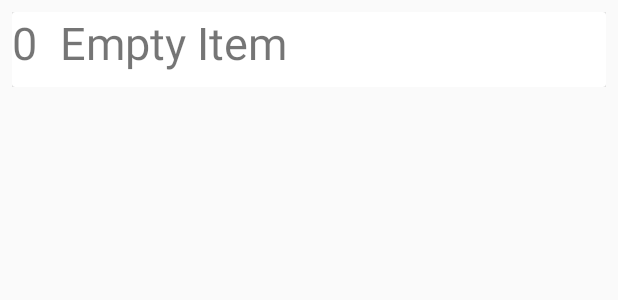
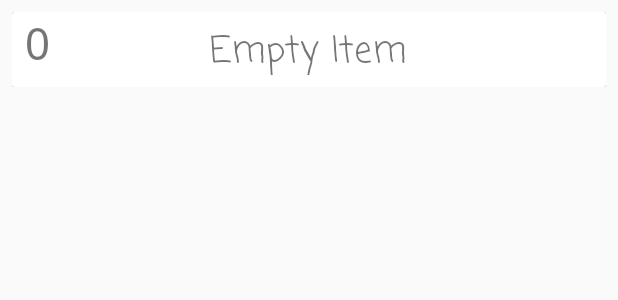
Before and after one commit to PeretsPasha/GroceryList, an Android app: the layout grocery_item.xml on its own in the app's theme, with its tools: preview values and no code run, on a phone screen of 412 x 824 dp. Shown: the top 300 px of the screen. Run offline under Robolectric (Android 15) with nearby library versions, the phone set to English and light mode, and no system bars.

Commit message:
some visual changes: -new color -new font
+ bonus track

```diff
--- a/app/src/main/java/com/example/grocery/MainActivity.java
+++ b/app/src/main/java/com/example/grocery/MainActivity.java
@@ -29,12 +29,14 @@ public class MainActivity extends AppCompatActivity {
         setContentView(R.layout.activity_main);
 
         mediaPlayer = MediaPlayer.create(this, R.raw.trash);
+        mediaPlayer.setVolume(0.05f,0.05f);
 
         GroceryDBHelper dbHelper = new GroceryDBHelper(this);
         mDatabase = dbHelper.getWritableDatabase();
 
         RecyclerView recyclerView = findViewById(R.id.recyclerview);
         recyclerView.setLayoutManager(new LinearLayoutManager(this));
+
         mAdapter = new GroceryAdapter(this, getAllItems());
         recyclerView.setAdapter(mAdapter);
 
--- a/app/src/main/res/layout/grocery_item.xml
+++ b/app/src/main/res/layout/grocery_item.xml
@@ -14,15 +14,19 @@
         app:cardElevation="10dp"
         app:layout_constraintBottom_toBottomOf="parent"
         app:layout_constraintEnd_toEndOf="parent"
+        app:layout_constraintHorizontal_bias="0.0"
         app:layout_constraintStart_toStartOf="parent"
-        app:layout_constraintTop_toTopOf="parent">
+        app:layout_constraintTop_toTopOf="parent"
+        app:layout_constraintVertical_bias="0.0">
 
         <TextView
             android:id="@+id/textview_amount_item"
             android:layout_width="wrap_content"
             android:layout_height="wrap_content"
+            android:layout_marginLeft="8dp"
             android:text="0"
             android:textSize="30sp"
+            app:fontFamily="monospace"
             app:layout_constraintStart_toStartOf="parent"
             app:layout_constraintTop_toTopOf="parent" />
 
@@ -30,10 +34,12 @@
             android:id="@+id/textview_name_item"
             android:layout_width="wrap_content"
             android:layout_height="wrap_content"
-            android:layout_marginStart="32dp"
-            android:layout_marginLeft="32dp"
+            android:layout_gravity="center"
+            android:layout_margin="8dp"
+            android:gravity="center"
             android:text="Empty Item"
-            android:textSize="30sp"
+            android:textSize="24sp"
+            app:fontFamily="casual"
             app:layout_constraintStart_toStartOf="parent"
             app:layout_constraintTop_toTopOf="parent" />
 
--- a/app/src/main/res/values/colors.xml
+++ b/app/src/main/res/values/colors.xml
@@ -1,7 +1,7 @@
-<?xml version="1.0" encoding="utf-8"?>
+<!--?xml version="1.0" encoding="UTF-8"?-->
 <resources>
-    <color name="colorPrimary">#008577</color>
-    <color name="colorPrimaryDark">#00574B</color>
-    <color name="colorAccent">#D81B60</color>
-    <color name="colorItem">#4F000000</color>
+  <color name="primaryColor">#66bb6a</color>
+  <color name="primaryLightColor">#98ee99</color>
+  <color name="primaryDarkColor">#338a3e</color>
+  <color name="primaryTextColor">#000000</color>
 </resources>
--- a/app/src/main/res/values/styles.xml
+++ b/app/src/main/res/values/styles.xml
@@ -1,11 +1,16 @@
 <resources>
 
     <!-- Base application theme. -->
-    <style name="AppTheme" parent="Theme.AppCompat.Light.DarkActionBar">
+    <style name="AppTheme" parent="Theme.AppCompat.DayNight.NoActionBar">
         <!-- Customize your theme here. -->
-        <item name="colorPrimary">@color/colorPrimary</item>
-        <item name="colorPrimaryDark">@color/colorPrimaryDark</item>
-        <item name="colorAccent">@color/colorAccent</item>
+        <item name="colorPrimary">@color/primaryColor</item>
+        <item name="colorPrimaryDark">@color/primaryDarkColor</item>
+        <item name="colorAccent">@color/primaryColor</item>
+        <item name="titleTextColor">@color/primaryTextColor</item>
     </style>
 
+
+
+
+
 </resources>
```
Also changed, not shown: 1 other file.
